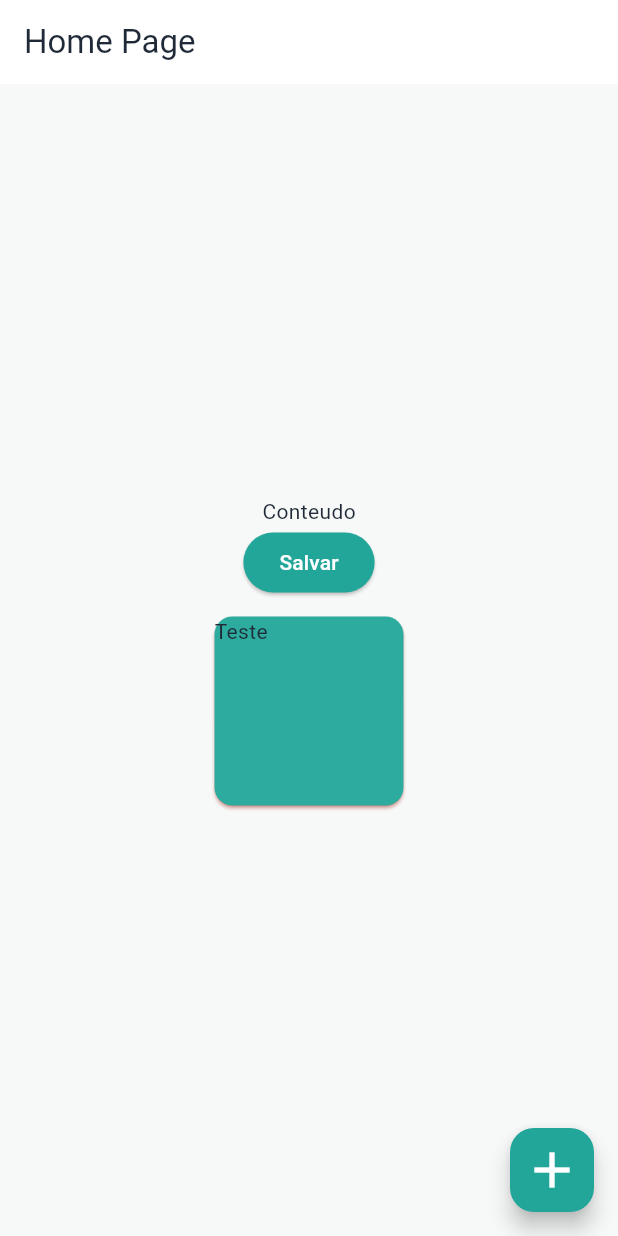
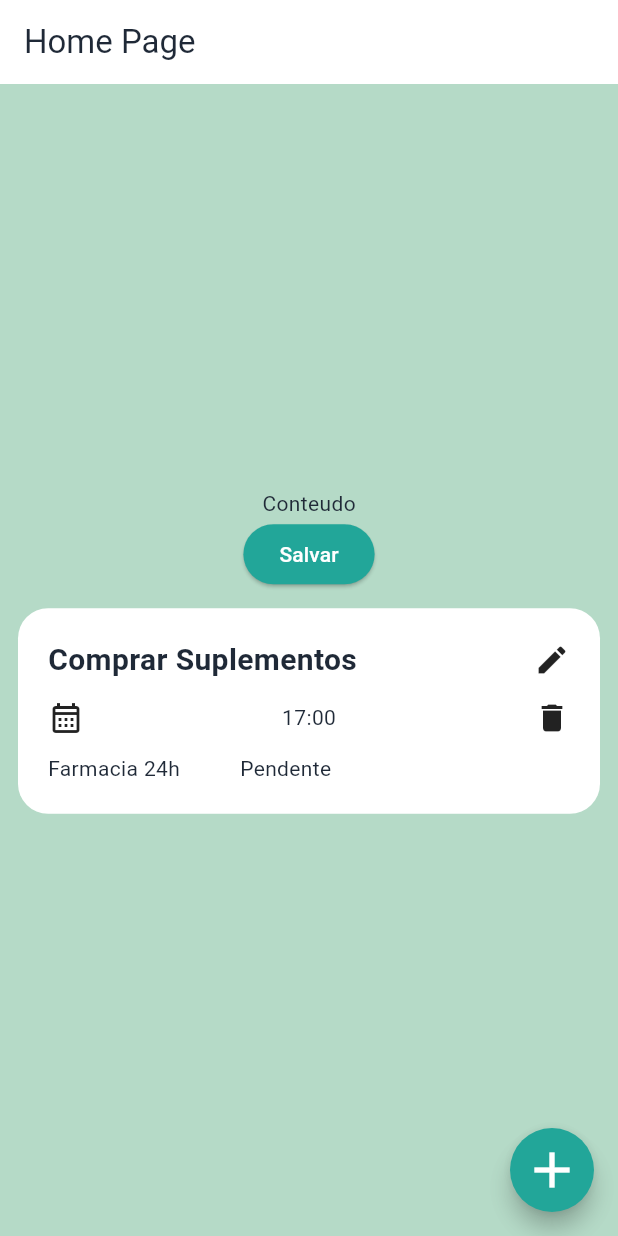
Before and after one commit to JonathanOishi/geo_tasks, a Flutter app: the screen it shows after launch, on a phone screen of 412 x 824 dp. Run offline on Flutter 3.47's test engine with Material 3 defaults, Android fonts, the phone set to English and light mode, and no system bars.

Commit message:
começando a modelar o card

```diff
--- a/lib/core/theme/app_colors.dart
+++ b/lib/core/theme/app_colors.dart
@@ -8,8 +8,8 @@ class AppColors {
   static const Color tertiary = Color(0xFF1B8E82);
   static const Color textPrimary = Color(0xFF1F2937);
   static const Color textSecondary = Color(0xFF727877);
-  static const Color background = Color(0xFFF7F9F8);
-  static const Color surface = Color(0xFFFFFFFF);
+  static const Color background = Color.fromARGB(135, 115, 185, 150);
+  static const Color surface = Colors.white;
   static const Color onPrimary = Color(0xFFFFFFFF);
   static const Color error = Color(0xFFDC2626);
 }
--- a/lib/core/theme/app_theme.dart
+++ b/lib/core/theme/app_theme.dart
@@ -1,33 +1,51 @@
-import 'package:flutter/material.dart';
-import 'app_colors.dart';
+import 'package:flutter/material.dart'; // Importa os componentes de UI do Flutter Material.
+import 'app_colors.dart'; // Importa a classe com as cores centralizadas do app.
 
 class AppTheme {
-  AppTheme._();
+  // Classe utilitaria para concentrar as configuracoes de tema.
+  AppTheme._(); // Construtor privado para impedir instanciacao da classe.
 
   static ThemeData get light {
+    // Getter que retorna o tema claro da aplicacao.
     return ThemeData(
-      scaffoldBackgroundColor: AppColors.background,
+      // Cria e devolve o objeto principal de tema do Flutter.
+      scaffoldBackgroundColor:
+          AppColors.background, // Define a cor de fundo padrao das telas.
       elevatedButtonTheme: ElevatedButtonThemeData(
+        // Configura o estilo global dos botoes elevados.
         style: ElevatedButton.styleFrom(
-          backgroundColor: AppColors.primary,
-          foregroundColor: AppColors.onPrimary,
-        ),
-      ),
+          // Cria um estilo base para ElevatedButton.
+          backgroundColor:
+              AppColors.primary, // Cor de fundo do botao (cor primaria).
+          foregroundColor:
+              AppColors.onPrimary, // Cor do texto/icone sobre a cor primaria.
+        ), // Fecha a configuracao de estilo do botao elevado.
+      ), // Fecha o tema global de ElevatedButton.
       floatingActionButtonTheme: FloatingActionButtonThemeData(
-        backgroundColor: AppColors.primary,
-        foregroundColor: AppColors.onPrimary,
-      ),
+        // Configura o estilo global do botao flutuante.
+        backgroundColor: AppColors.primary, // Cor de fundo do FAB.
+        foregroundColor: AppColors.onPrimary, // Cor do icone/texto do FAB.
+        shape: RoundedRectangleBorder(borderRadius: BorderRadius.circular(50)),
+      ), // Fecha o tema do FloatingActionButton.
       colorScheme: const ColorScheme(
-        brightness: Brightness.light,
-        primary: AppColors.primary,
-        onPrimary: AppColors.onPrimary,
-        secondary: AppColors.secondary,
-        surface: AppColors.surface,
-        error: AppColors.error,
-        onSurface: AppColors.textPrimary,
-        onSecondary: AppColors.onPrimary,
-        onError: AppColors.onPrimary,
-      ),
-    );
-  }
-}
+        // Define a paleta oficial de cores usada pelos widgets Material.
+        brightness:
+            Brightness.light, // Informa que este esquema eh para modo claro.
+        primary: AppColors.primary, // Cor primaria da aplicacao.
+        onPrimary:
+            AppColors.onPrimary, // Cor usada sobre elementos com cor primaria.
+        secondary: AppColors
+            .secondary, // Cor secundaria para destaques/acoes secundarias.
+        surface:
+            AppColors.surface, // Cor de superficies como cards e containers.
+        error: AppColors.error, // Cor padrao para estados de erro.
+        onSurface:
+            AppColors.textPrimary, // Cor de texto/icone sobre superficies.
+        onSecondary: AppColors
+            .onPrimary, // Cor de texto/icone sobre elementos secundarios.
+        onError:
+            AppColors.onPrimary, // Cor de texto/icone sobre elementos de erro.
+      ), // Fecha o ColorScheme.
+    ); // Fecha e retorna o ThemeData.
+  } // Fecha o getter do tema claro.
+} // Fecha a classe AppTheme.
--- a/lib/main.dart
+++ b/lib/main.dart
@@ -1,8 +1,8 @@
 import 'package:flutter/material.dart';
 import 'package:geo_tasks/core/theme/app_theme.dart';
-import 'package:geo_tasks/pages/add_edit_task_page.dart';
+
 import 'package:geo_tasks/pages/home_page.dart';
-import 'package:geo_tasks/routes/routes.dart';
+import 'package:geo_tasks/routes/app_routes.dart';
 
 void main() {
   runApp(const GeoTasks());
@@ -17,9 +17,7 @@ class GeoTasks extends StatelessWidget {
       debugShowCheckedModeBanner: false,
       home: const HomePage(),
       theme: AppTheme.light,
-      routes: <String, WidgetBuilder>{
-        Routes.ADDEDITTASK: (context) => AddEditTaskPage(),
-      },
+      routes: AppRoutes.routes,
     );
   }
 }
--- a/lib/pages/home_page.dart
+++ b/lib/pages/home_page.dart
@@ -15,7 +15,6 @@ class HomePage extends StatelessWidget {
         onPressed: () {
           Navigator.of(context).pushNamed("/AddEditTasks");
         },
-
         child: Icon(
           Icons.add,
           size: 40,
--- /dev/null
+++ b/lib/routes/app_routes.dart
@@ -0,0 +1,14 @@
+// ignore_for_file: constant_identifier_names
+
+import 'package:flutter/material.dart';
+import 'package:geo_tasks/pages/add_edit_task_page.dart';
+
+class AppRoutes {
+  static const String ADDEDITTASK = "/AddEditTasks";
+
+  static Map<String, WidgetBuilder> get routes {
+    return <String, WidgetBuilder>{
+      ADDEDITTASK: (context) => AddEditTaskPage(),
+    };
+  }
+}
--- a/lib/routes/routes.dart
+++ /dev/null
@@ -1,5 +0,0 @@
-// ignore_for_file: non_constant_identifier_names
-
-class Routes {
-  static String ADDEDITTASK = "/AddEditTasks";
-}
--- a/lib/widgets/custom_card.dart
+++ b/lib/widgets/custom_card.dart
@@ -6,17 +6,51 @@ class CustomCard extends StatelessWidget {
 
   @override
   Widget build(BuildContext context) {
-    return SizedBox(
-      height: 150,
-      width: 150,
-      child: Padding(
-        padding: const EdgeInsets.all(8.0),
-        child: Card(
-          color: AppColors.primary,
-          shadowColor: Colors.red,
-          surfaceTintColor: Colors.white,
-
-          child: Text('Teste'),
+    return Padding(
+      padding: const EdgeInsets.all(12.0),
+      child: Container(
+        width: double.infinity,
+        padding: const EdgeInsets.all(20),
+        decoration: BoxDecoration(
+          borderRadius: BorderRadius.circular(20),
+          color: AppColors.surface,
+        ),
+        child: Column(
+          crossAxisAlignment: CrossAxisAlignment.start,
+          children: [
+            Row(
+              mainAxisAlignment: MainAxisAlignment.spaceBetween,
+              children: [
+                Text(
+                  'Comprar Suplementos',
+                  style: const TextStyle(
+                    fontWeight: FontWeight.bold,
+                    fontSize: 20,
+                  ),
+                ),
+                Icon(Icons.edit),
+              ],
+            ),
+            const SizedBox(height: 12),
+            Row(
+              mainAxisAlignment: MainAxisAlignment.spaceBetween,
+              children: [
+                Icon(Icons.calendar_month_outlined),
+                Text("17:00"),
+                Icon(
+                  Icons.delete,
+                ),
+              ],
+            ),
+            const SizedBox(height: 12),
+            Row(
+              children: [
+                Text('Farmacia 24h'),
+                SizedBox(width: 40),
+                Text('Pendente'),
+              ],
+            ),
+          ],
         ),
       ),
     );
```
Also changed, not shown: lib/pages/add_edit_task_page.dart (+6 -1 lines), 8 other files.
